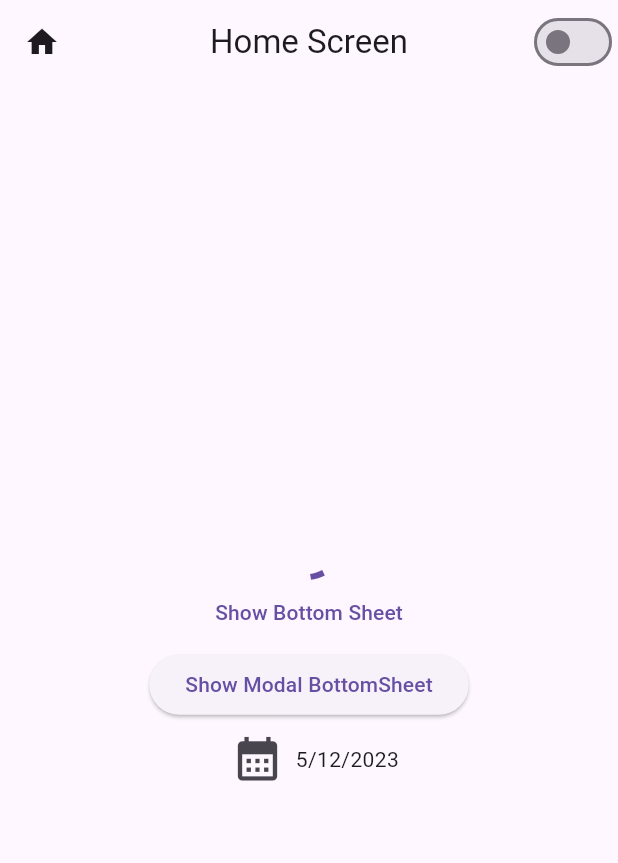
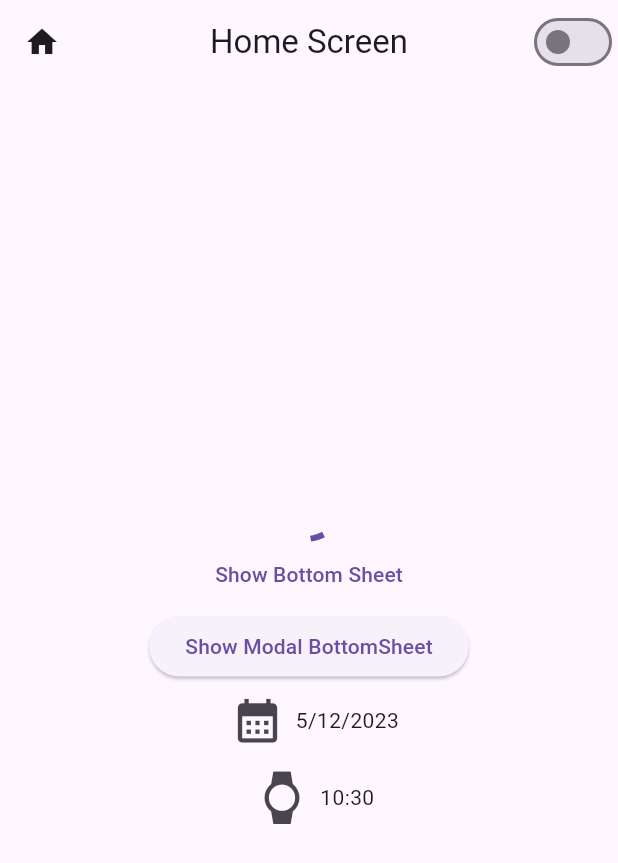
Before and after one commit to Iamgauravkanani/Platform_Convertor_Provider_Flutter_App, a Flutter app: the screen it shows after launch, on a phone screen of 412 x 824 dp. Shown: the top 863 px of the screen. Run offline on Flutter 3.47's test engine with Material 3 defaults, Android fonts, the phone set to English and light mode, and no system bars.

Commit message:
Time Picker Material

```diff
--- a/lib/Modules/App/Cupertino_Screen/Views/cupertino_screen.dart
+++ b/lib/Modules/App/Cupertino_Screen/Views/cupertino_screen.dart
@@ -1,6 +1,6 @@
 // ignore_for_file: camel_case_types
-
 import 'package:flutter/cupertino.dart';
+import 'package:flutter/material.dart';
 import 'package:platform_convertor_11/Modules/App/Material_Screen/Providers/Date_Picker_Provider/date_picker_provider.dart';
 import 'package:provider/provider.dart';
 import '../../../utils/Platform_Provider/Provider/platform_provider.dart';
@@ -137,7 +137,7 @@ class Cupertino_Screen extends StatelessWidget {
             Text(
                 "${Provider.of<DatePickerProvider>(context, listen: true).datePicker.date.day}/"
                 "${Provider.of<DatePickerProvider>(context, listen: true).datePicker.date.month}/"
-                "${Provider.of<DatePickerProvider>(context, listen: true).datePicker.date.year}")
+                "${Provider.of<DatePickerProvider>(context, listen: true).datePicker.date.year}"),
           ],
         ),
       ),
--- /dev/null
+++ b/lib/Modules/App/Material_Screen/Models/Time_Picker_model/time_picker_model.dart
@@ -0,0 +1,7 @@
+import 'package:flutter/material.dart';
+
+class TimePicker {
+  TimeOfDay time;
+
+  TimePicker({required this.time});
+}
--- /dev/null
+++ b/lib/Modules/App/Material_Screen/Providers/Time_Picker_Provider/time_picker_provider.dart
@@ -0,0 +1,11 @@
+import 'package:flutter/material.dart';
+import 'package:platform_convertor_11/Modules/App/Material_Screen/Models/Time_Picker_model/time_picker_model.dart';
+
+class TimePickerProvider extends ChangeNotifier {
+  TimePicker timePicker = TimePicker(time: TimeOfDay.now());
+
+  void pickTime({required TimeOfDay pickedtime}) {
+    timePicker.time = pickedtime;
+    notifyListeners();
+  }
+}
--- a/lib/Modules/App/Material_Screen/Views/material_screen.dart
+++ b/lib/Modules/App/Material_Screen/Views/material_screen.dart
@@ -1,16 +1,22 @@
-// ignore_for_file: must_be_immutable
+// ignore_for_file: must_be_immutable, use_build_context_synchronously
 
 import 'dart:io';
 import 'package:flutter/material.dart';
 import 'package:platform_convertor_11/Modules/App/Material_Screen/Providers/Date_Picker_Provider/date_picker_provider.dart';
+import 'package:platform_convertor_11/Modules/App/Material_Screen/Providers/Time_Picker_Provider/time_picker_provider.dart';
 import 'package:platform_convertor_11/Modules/utils/Platform_Provider/Provider/platform_provider.dart';
 import 'package:provider/provider.dart';
 
 class Material_Screen extends StatelessWidget {
   Material_Screen({super.key});
+
   GlobalKey<ScaffoldState> scaffoldKey = GlobalKey<ScaffoldState>();
   @override
   Widget build(BuildContext context) {
+    TimeOfDay time =
+        Provider.of<TimePickerProvider>(context, listen: true).timePicker.time;
+    DateTime date =
+        Provider.of<DatePickerProvider>(context, listen: true).datePicker.date;
     return Scaffold(
       key: scaffoldKey,
       appBar: AppBar(
@@ -94,10 +100,28 @@ class Material_Screen extends StatelessWidget {
                     size: 35,
                   ),
                 ),
-                Text(
-                    "${Provider.of<DatePickerProvider>(context, listen: true).datePicker.date.day}/"
-                    "${Provider.of<DatePickerProvider>(context, listen: true).datePicker.date.month}/"
-                    "${Provider.of<DatePickerProvider>(context, listen: true).datePicker.date.year}")
+                Text("${date.day}/${date.month}/${date.year}"),
+              ],
+            ),
+            Row(
+              mainAxisAlignment: MainAxisAlignment.center,
+              children: [
+                IconButton(
+                  onPressed: () async {
+                    TimeOfDay? time = await showTimePicker(
+                      context: context,
+                      initialTime: TimeOfDay.now(),
+                    );
+
+                    Provider.of<TimePickerProvider>(context, listen: false)
+                        .pickTime(pickedtime: time!);
+                  },
+                  icon: const Icon(
+                    Icons.watch,
+                    size: 35,
+                  ),
+                ),
+                Text("${time.hour}:${time.minute}"),
               ],
             ),
           ],
```
Also changed, not shown: lib/main.dart (+4 -4 lines).
